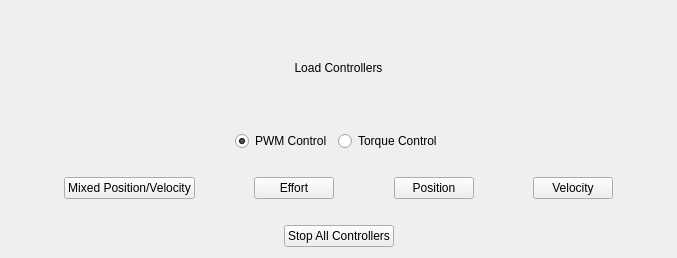
The window that sr_gui_change_controllers/uis/SrChangeControllers.ui (shadow-robot/sr-visualization) describes before a commit, drawn with Qt 5.
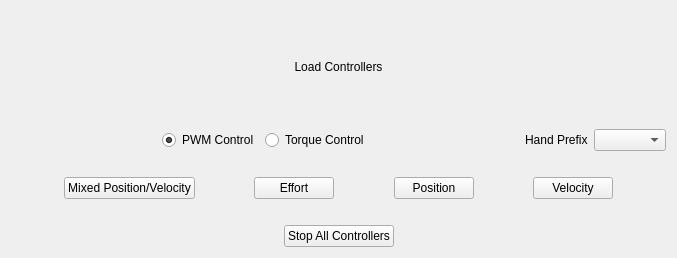
The same window after the commit.

Commit message: Switched to combo box for selecting the hand(s) from which to change the controllers of

The edit to the form file:
```diff
--- a/sr_gui_change_controllers/uis/SrChangeControllers.ui
+++ b/sr_gui_change_controllers/uis/SrChangeControllers.ui
@@ -223,6 +223,16 @@
            </property>
           </spacer>
          </item>
+         <item>
+          <widget class="QLabel" name="label_2">
+           <property name="text">
+            <string>Hand Prefix</string>
+           </property>
+          </widget>
+         </item>
+         <item>
+          <widget class="QComboBox" name="select_prefix"/>
+         </item>
         </layout>
        </item>
       </layout>
```
The commit also changes 1 other file.
